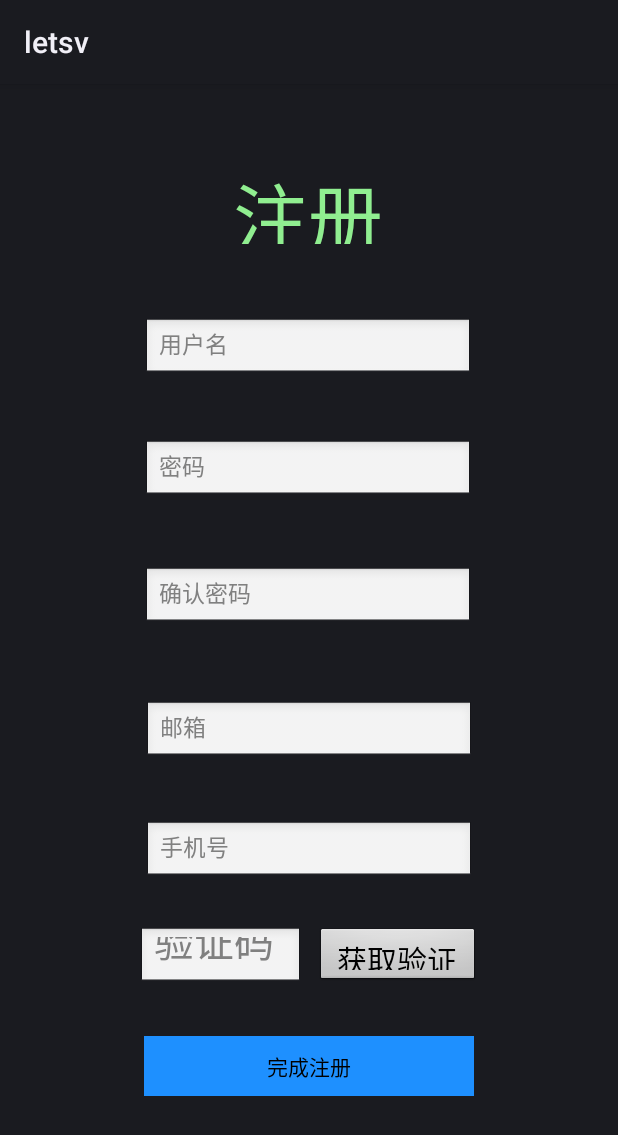
After one commit to jimgao123456/LetsV, an Android app: the layout activity_register.xml on its own in the app's theme, with its tools: preview values and no code run, on a phone screen of 412 x 824 dp. The commit adds this screen. Shown: the top 1135 px of the screen. Run offline under Robolectric (Android 15) with nearby library versions, the phone set to English and light mode, and no system bars.

```diff
--- a/app/build.gradle
+++ b/app/build.gradle
@@ -19,6 +19,7 @@ android {
     buildToolsVersion '27.0.3'
 }
 
+
 dependencies {
     implementation fileTree(include: ['*.jar'], dir: 'libs')
     implementation 'com.android.support:appcompat-v7:26.1.0'
@@ -29,4 +30,5 @@ dependencies {
     compile 'com.qmuiteam:qmui:1.0.6'
     compile 'com.github.zcweng:switch-button:0.0.3@aar'
     compile 'com.github.dmytrodanylyk.android-process-button:library:1.0.4'
+    implementation 'com.google.android.gms:play-services-ads:15.0.0'
 }
--- /dev/null
+++ b/app/src/main/res/layout/activity_register.xml
@@ -0,0 +1,205 @@
+<?xml version="1.0" encoding="utf-8"?>
+<android.support.constraint.ConstraintLayout xmlns:android="http://schemas.android.com/apk/res/android"
+    xmlns:app="http://schemas.android.com/apk/res-auto"
+    xmlns:tools="http://schemas.android.com/tools"
+    android:layout_width="match_parent"
+    android:layout_height="match_parent"
+    android:theme="@android:style/Theme.NoTitleBar"
+    tools:context="com.example.gao.letsv.RegisterActivity">
+
+    <TextView
+        app:layout_constraintBottom_toBottomOf="parent"
+        app:layout_constraintLeft_toLeftOf="parent"
+        app:layout_constraintRight_toRightOf="parent"
+        app:layout_constraintTop_toTopOf="parent"
+        android:text="注册"
+        android:textColor="@color/lightgreen"
+        android:layout_width="100dp"
+        android:layout_height="56dp"
+        android:textSize="50sp"
+        app:layout_constraintVertical_bias="0.072"
+        app:layout_constraintHorizontal_bias="0.498"
+        android:layout_marginBottom="8dp" />
+    <TextView
+        app:layout_constraintBottom_toBottomOf="parent"
+        app:layout_constraintLeft_toLeftOf="parent"
+        app:layout_constraintRight_toRightOf="parent"
+        app:layout_constraintTop_toTopOf="parent"
+        android:id="@+id/nametip"
+        android:visibility="invisible"
+        android:text="用户名小于6位"
+        android:textColor="@color/red"
+        android:layout_height="15dp"
+        android:layout_width="200dp"
+        android:textSize="30px"
+        app:layout_constraintHorizontal_bias="0.549"
+        app:layout_constraintVertical_bias="0.279" />
+
+    <TextView
+        app:layout_constraintBottom_toBottomOf="parent"
+        app:layout_constraintLeft_toLeftOf="parent"
+        app:layout_constraintRight_toRightOf="parent"
+        app:layout_constraintTop_toTopOf="parent"
+        android:id="@+id/passwordtip"
+        android:text="密码小于6位"
+        android:textColor="@color/red"
+        android:visibility="invisible"
+        android:layout_height="13dp"
+        android:layout_width="200dp"
+        android:textSize="30px"
+        app:layout_constraintHorizontal_bias="0.549"
+        app:layout_constraintVertical_bias="0.386" />
+    <TextView
+        app:layout_constraintBottom_toBottomOf="parent"
+        app:layout_constraintLeft_toLeftOf="parent"
+        app:layout_constraintRight_toRightOf="parent"
+        app:layout_constraintTop_toTopOf="parent"
+        android:id="@+id/teletip"
+        android:text="请输入正确的手机号"
+        android:visibility="invisible"
+        android:textColor="@color/red"
+        android:layout_height="13dp"
+        android:layout_width="200dp"
+        android:textSize="30px"
+        app:layout_constraintVertical_bias="0.711"
+        app:layout_constraintHorizontal_bias="0.554" />
+
+    <TextView
+        app:layout_constraintBottom_toBottomOf="parent"
+        app:layout_constraintLeft_toLeftOf="parent"
+        app:layout_constraintRight_toRightOf="parent"
+        app:layout_constraintTop_toTopOf="parent"
+        android:id="@+id/mailtip"
+        android:text="请输入正确的邮箱号"
+        android:visibility="invisible"
+        android:textColor="@color/red"
+        android:layout_height="13dp"
+        android:layout_width="200dp"
+        android:textSize="30px"
+        app:layout_constraintHorizontal_bias="0.548"
+        app:layout_constraintVertical_bias="0.615" />
+    <TextView
+        app:layout_constraintBottom_toBottomOf="parent"
+        app:layout_constraintLeft_toLeftOf="parent"
+        app:layout_constraintRight_toRightOf="parent"
+        app:layout_constraintTop_toTopOf="parent"
+        android:id="@+id/passwordtip2"
+        android:text="两次输入的密码不同"
+        android:visibility="invisible"
+        android:textColor="@color/red"
+        android:layout_height="13dp"
+        android:layout_width="200dp"
+        android:textSize="30px"
+        app:layout_constraintHorizontal_bias="0.549" />
+
+    <EditText
+        app:layout_constraintBottom_toBottomOf="parent"
+        app:layout_constraintLeft_toLeftOf="parent"
+        app:layout_constraintRight_toRightOf="parent"
+        app:layout_constraintTop_toTopOf="parent"
+        android:id="@+id/signname"
+        android:layout_width="220dp"
+        android:layout_height="40dp"
+        android:textSize="15sp"
+        android:hint="用户名"
+        android:inputType="textPersonName"
+        app:layout_constraintVertical_bias="0.214"
+        app:layout_constraintHorizontal_bias="0.497" />
+
+
+    <EditText
+        app:layout_constraintBottom_toBottomOf="parent"
+        app:layout_constraintLeft_toLeftOf="parent"
+        app:layout_constraintTop_toTopOf="parent"
+        android:id="@+id/checknumber"
+        android:layout_width="110dp"
+        android:layout_height="40dp"
+        android:textSize="40px"
+        android:hint="验证码"
+        app:layout_constraintVertical_bias="0.772"
+        app:layout_constraintHorizontal_bias="1.0"
+        app:layout_constraintRight_toLeftOf="@+id/check_button"
+        android:layout_marginRight="8dp" />
+
+    <Button
+        app:layout_constraintBottom_toBottomOf="parent"
+        app:layout_constraintLeft_toLeftOf="parent"
+        app:layout_constraintRight_toRightOf="parent"
+        app:layout_constraintTop_toTopOf="parent"
+        android:id="@+id/check_button"
+        android:layout_width="110dp"
+        android:layout_height="40dp"
+        android:text="获取验证码"
+        android:textColor="#000000"
+        android:textSize="30px"
+        app:layout_constraintHorizontal_bias="0.687"
+        app:layout_constraintVertical_bias="0.772"
+        android:layout_marginLeft="8dp" />
+
+    <EditText
+        app:layout_constraintBottom_toBottomOf="parent"
+        app:layout_constraintLeft_toLeftOf="parent"
+        app:layout_constraintRight_toRightOf="parent"
+        app:layout_constraintTop_toTopOf="parent"
+        android:id="@+id/sign_password"
+        android:layout_width="220dp"
+        android:layout_height="40dp"
+        android:hint="密码"
+        android:inputType="textPassword"
+        android:textSize="15sp"
+        app:layout_constraintVertical_bias="0.326"
+        app:layout_constraintHorizontal_bias="0.497" />
+    <EditText
+        app:layout_constraintBottom_toBottomOf="parent"
+        app:layout_constraintLeft_toLeftOf="parent"
+        app:layout_constraintRight_toRightOf="parent"
+        app:layout_constraintTop_toTopOf="parent"
+        android:id="@+id/sign_password2"
+        android:layout_height="40dp"
+        android:layout_width="220dp"
+        android:hint="确认密码"
+        android:inputType="textPassword"
+        android:textSize="15sp"
+        app:layout_constraintHorizontal_bias="0.497"
+        app:layout_constraintVertical_bias="0.442" />
+
+
+    <EditText
+        app:layout_constraintBottom_toBottomOf="parent"
+        app:layout_constraintLeft_toLeftOf="parent"
+        app:layout_constraintRight_toRightOf="parent"
+        app:layout_constraintTop_toTopOf="parent"
+        android:id="@+id/sign_mail"
+        android:layout_width="220dp"
+        android:layout_height="40dp"
+        android:textSize="15sp"
+        android:hint="邮箱"
+        android:inputType="textEmailAddress"
+        app:layout_constraintVertical_bias="0.565" />
+
+
+    <EditText
+        app:layout_constraintBottom_toBottomOf="parent"
+        app:layout_constraintLeft_toLeftOf="parent"
+        app:layout_constraintRight_toRightOf="parent"
+        app:layout_constraintTop_toTopOf="parent"
+        android:layout_width="220dp"
+        android:layout_height="40dp"
+        android:id="@+id/sign_tele"
+        android:hint="手机号"
+        android:textSize="15sp"
+        android:inputType="number"
+        app:layout_constraintVertical_bias="0.682"
+        android:layout_marginBottom="8dp" />
+    <Button
+        android:id="@+id/button_register"
+        app:layout_constraintBottom_toBottomOf="parent"
+        app:layout_constraintLeft_toLeftOf="parent"
+        app:layout_constraintRight_toRightOf="parent"
+        app:layout_constraintTop_toTopOf="parent"
+        android:layout_height="40dp"
+        android:text="完成注册"
+        android:background="@color/dodgerblue"
+        android:layout_width="220dp"
+        app:layout_constraintVertical_bias="0.872" />
+</android.support.constraint.ConstraintLayout>
--- a/app/src/main/res/values/colors.xml
+++ b/app/src/main/res/values/colors.xml
@@ -95,7 +95,7 @@
         <color name="saddlebrown">#8B4513</color><!--重褐色 -->
         <color name="darkmagenta">#8B008B</color><!--暗洋红 -->
         <color name="darkred">#8B0000</color><!--暗红色 -->
-        <color name="blueviolet">#8A2BE2</color><!--紫罗兰蓝色 -->
+        <color name="blueviolet">#a340ff</color><!--紫罗兰蓝色 -->
         <color name="lightskyblue">#87CEFA</color><!--亮天蓝色 -->
         <color name="skyblue">#87CEEB</color><!--天蓝色 -->
         <color name="gray">#808080</color><!--灰色 -->
```
Also changed, not shown: app/src/main/java/com/example/gao/letsv/LogoActivity.java (added, +26 -0 lines), app/src/main/java/com/example/gao/letsv/RegisterActivity.java (added, +13 -0 lines), app/src/main/res/layout/activity_hasiduo.xml (added, +17 -0 lines), app/src/main/res/layout/phrasestudy.xml (added, +80 -0 lines), app/src/main/res/drawable/logo.png (added).
